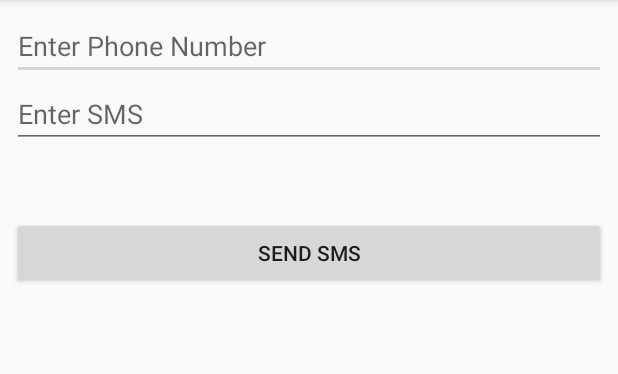
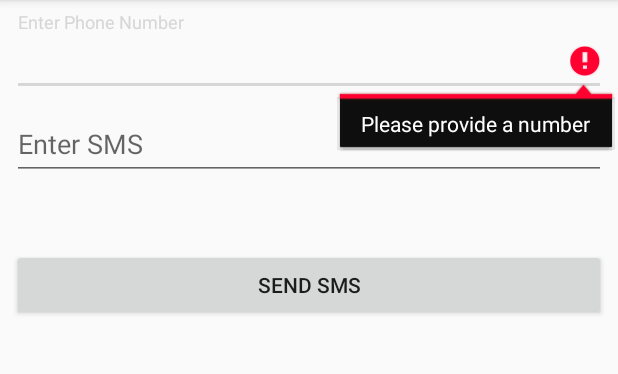
Before and after one commit to webianks/msgs, an Android app: the NewSMSActivity screen opened directly, with no data from a screen before it, after a tap on "SEND SMS", on a phone screen of 412 x 824 dp, the part 84-458 px from its top. Run offline under Robolectric (Android 15) with nearby library versions, the phone set to English and light mode, and no system bars.

Commit message:
Fixed crash in newSMSActivity

```diff
--- a/app/src/main/java/com/webianks/hatkemessenger/activities/NewSMSActivity.java
+++ b/app/src/main/java/com/webianks/hatkemessenger/activities/NewSMSActivity.java
@@ -69,7 +69,17 @@ public class NewSMSActivity extends AppCompatActivity implements View.OnClickLis
                 phoneNo = txtphoneNo.getText().toString();
                 message = txtMessage.getText().toString();
 
-                sendSMSNow();
+                if (phoneNo!=null && phoneNo.trim().length()>0){
+
+                    if (message!=null && message.trim().length()>0){
+
+                        sendSMSNow();
+
+                    }else
+                        txtMessage.setError(getString(R.string.please_write_message));
+
+                }else
+                    txtphoneNo.setError(getString(R.string.please_write_number));
 
                 break;
         }
--- a/app/src/main/res/layout/send_sms_activity.xml
+++ b/app/src/main/res/layout/send_sms_activity.xml
@@ -9,6 +9,11 @@
     android:paddingTop="@dimen/activity_vertical_margin"
     tools:context=".activities.MainActivity">
 
+    <android.support.design.widget.TextInputLayout
+        android:id="@+id/editTextLayout"
+        android:layout_width="match_parent"
+        android:layout_height="wrap_content">
+
         <EditText
             android:id="@+id/editText"
             android:layout_width="match_parent"
@@ -17,22 +22,31 @@
             android:hint="Enter Phone Number"
             android:inputType="phone" />
 
+    </android.support.design.widget.TextInputLayout>
+
+    <android.support.design.widget.TextInputLayout
+        android:id="@+id/editTextLayout2"
+        android:layout_width="match_parent"
+        android:layout_below="@+id/editTextLayout"
+        android:layout_height="wrap_content">
+
         <EditText
             android:id="@+id/editText2"
             android:layout_width="match_parent"
             android:layout_height="wrap_content"
             android:layout_alignLeft="@+id/editText"
             android:layout_alignStart="@+id/editText"
-        android:layout_below="@+id/editText"
-        android:hint="Enter SMS"/>
+            android:hint="Enter SMS" />
+
+    </android.support.design.widget.TextInputLayout>
 
     <Button
         android:id="@+id/btnSendSMS"
         android:layout_width="match_parent"
         android:layout_height="wrap_content"
+        android:layout_below="@+id/editTextLayout2"
+        android:layout_centerHorizontal="true"
         android:layout_marginTop="46dp"
-        android:text="Send Sms"
-        android:layout_below="@+id/editText2"
-        android:layout_centerHorizontal="true" />
+        android:text="Send Sms" />
 
 </RelativeLayout>
--- a/app/src/main/res/values/strings.xml
+++ b/app/src/main/res/values/strings.xml
@@ -14,5 +14,7 @@
     <string name="search">Search</string>
     <string name="sms_delivered">SMS delivered</string>
     <string name="sms_not_delivered">SMS not delivered</string>
+    <string name="please_write_number">Please provide a number</string>
+    <string name="please_write_message">Please write some message</string>
 
 </resources>
```
Also changed, not shown: app/src/main/java/com/webianks/hatkemessenger/activities/SmsDetailedView.java (+30 -6 lines). Lines whose indentation alone changed are shown as unchanged.
